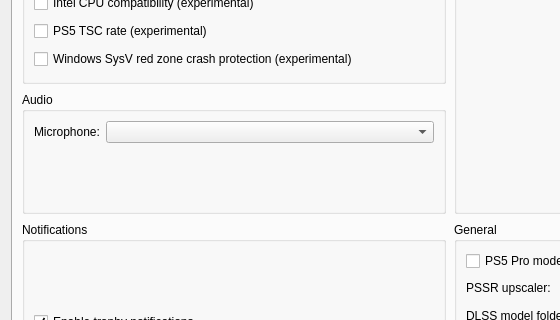
KytyPS5/KytyPS5, file src/launcher/forms/configuration_edit_dialog.ui: the form before one commit; both pictures show x 0 to 560 and y 214 to 534 of the 900 by 909 pixel window.
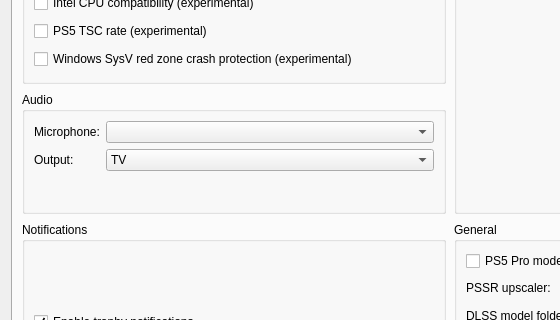
The form after the commit. Custom widgets are drawn as their Qt base class.

Commit message: audio: report the launcher-selected audio output (TV, AV amplifier, sound bar, headphones) to games

Patch:
```diff
--- a/src/launcher/forms/configuration_edit_dialog.ui
+++ b/src/launcher/forms/configuration_edit_dialog.ui
@@ -96,6 +96,20 @@
             <item row="0" column="1">
              <widget class="QComboBox" name="comboBox_audio_input_device"/>
             </item>
+            <item row="1" column="0">
+             <widget class="QLabel" name="label_audio_output">
+              <property name="text"><string>Output:</string></property>
+             </widget>
+            </item>
+            <item row="1" column="1">
+             <widget class="QComboBox" name="comboBox_audio_output">
+              <property name="toolTip"><string>Audio device games see: TV, AV amplifier (7.1), sound bar (5.1) or headphones.</string></property>
+              <item><property name="text"><string>TV</string></property></item>
+              <item><property name="text"><string>AV Amplifier</string></property></item>
+              <item><property name="text"><string>Sound Bar</string></property></item>
+              <item><property name="text"><string>Headphones</string></property></item>
+             </widget>
+            </item>
            </layout>
           </widget>
          </item>
```
The commit also changes 11 other files.
